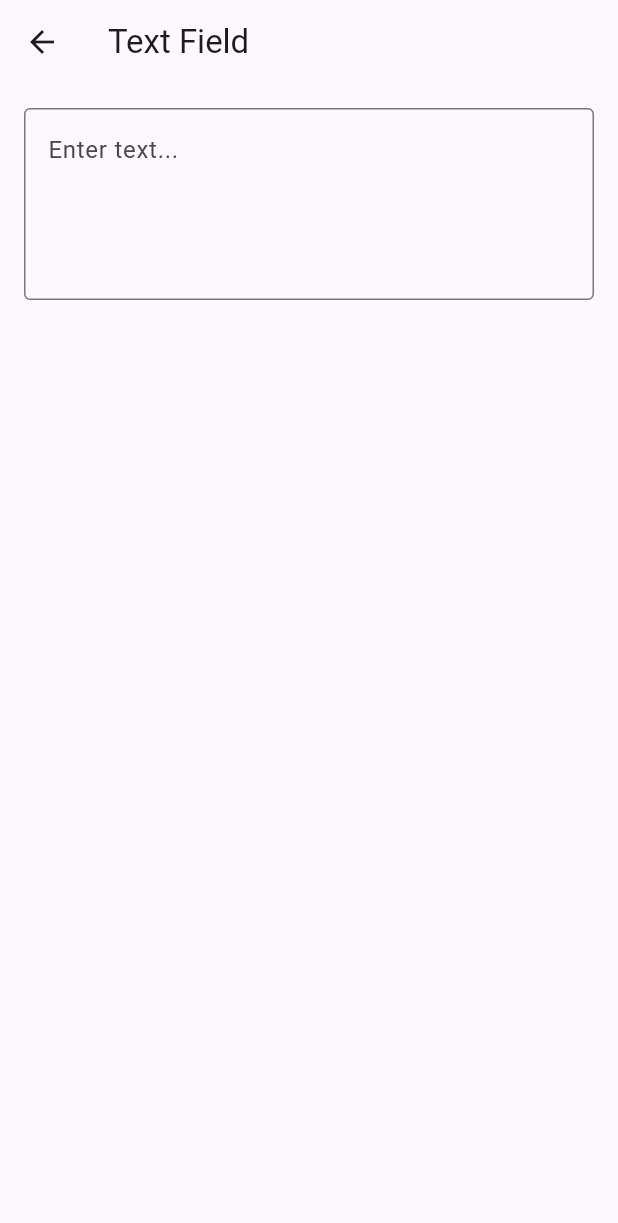
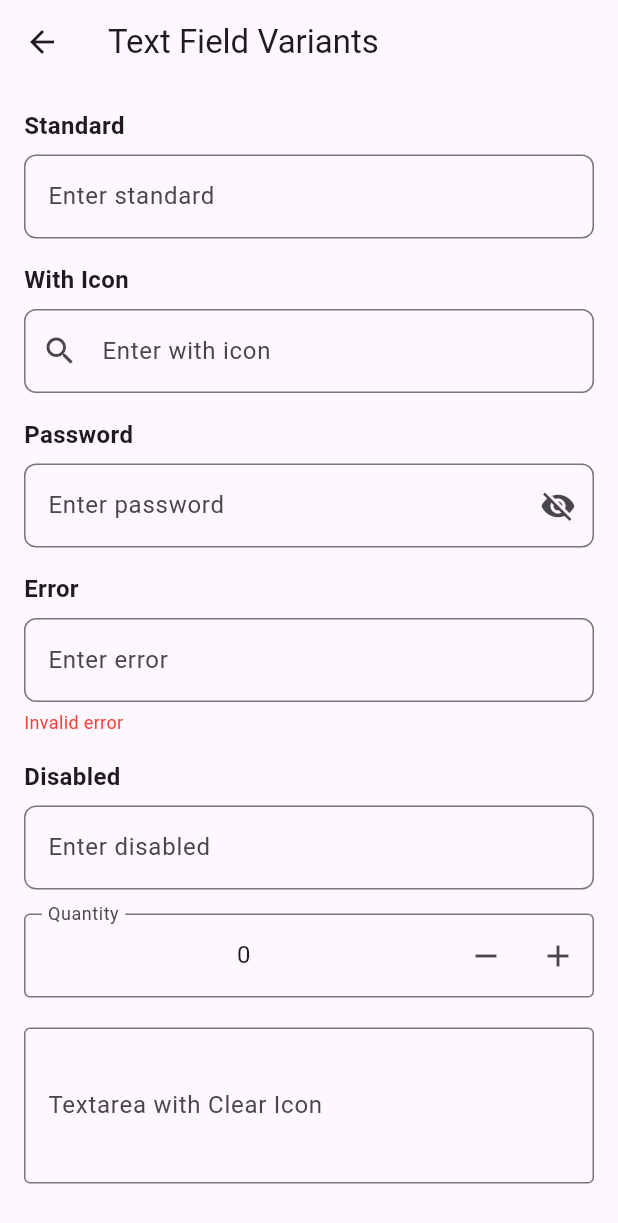
Before and after one commit to dlshet12/tappengine, a Flutter app: the TextFieldScreen screen opened directly, on a phone screen of 412 x 824 dp. Shown: the top 1223 px of the screen. Run offline on Flutter 3.47's test engine with Material 3 defaults, Android fonts, the phone set to English and light mode, and no system bars.

Commit message:
increamnet n decremnet

```diff
--- a/lib/screens/textfield_screen.dart
+++ b/lib/screens/textfield_screen.dart
@@ -1,16 +1,113 @@
 import 'package:flutter/material.dart';
-import '../widgets/custom_textarea.dart';
+import '../widgets/custom_textfield.dart';
 
-class TextFieldScreen extends StatelessWidget {
-  final TextEditingController textController = TextEditingController();
+class TextFieldScreen extends StatefulWidget {
+  @override
+  _TextFieldScreenState createState() => _TextFieldScreenState();
+}
+
+class _TextFieldScreenState extends State<TextFieldScreen> {
+  final TextEditingController textController1 = TextEditingController();
+  final TextEditingController textController2 = TextEditingController();
+  final TextEditingController textController3 = TextEditingController();
+  final TextEditingController textController4 = TextEditingController();
+  final TextEditingController textController6 = TextEditingController();
+  final TextEditingController textController7 = TextEditingController();
+
+  int counter = 0; // Counter for Increment & Decrement field
+  final TextEditingController numberController = TextEditingController();
+
+  @override
+  void initState() {
+    super.initState();
+    numberController.text = counter.toString();
+  }
+
+  void _increment() {
+    setState(() {
+      counter++;
+      numberController.text = counter.toString();
+    });
+  }
+
+  void _decrement() {
+    setState(() {
+      if (counter > 0) {
+        counter--;
+        numberController.text = counter.toString();
+      }
+    });
+  }
 
   @override
   Widget build(BuildContext context) {
     return Scaffold(
-      appBar: AppBar(title: Text("Text Field")),
-      body: Padding(
+      appBar: AppBar(title: Text("Text Field Variants")),
+      body: SingleChildScrollView(
         padding: EdgeInsets.all(16),
-        child: CustomTextarea(controller: textController),
+        child: Column(
+          children: [
+            CustomTextField(label: "Standard", controller: textController1),
+            CustomTextField(label: "With Icon", controller: textController2, icon: Icons.search),
+            CustomTextField(label: "Password", controller: textController3, isPassword: true),
+            CustomTextField(label: "Error", controller: textController4, isError: true),
+            CustomTextField(label: "Disabled", controller: textController6),
+
+            // Increment & Decrement Field Inside TextField
+            TextFormField(
+              controller: numberController,
+              keyboardType: TextInputType.number,
+              textAlign: TextAlign.center,
+              decoration: InputDecoration(
+                labelText: "Quantity",
+                border: OutlineInputBorder(),
+                suffixIcon: Row(
+                  mainAxisSize: MainAxisSize.min,
+                  children: [
+                    IconButton(
+                      icon: Icon(Icons.remove),
+                      onPressed: _decrement,
+                    ),
+                    IconButton(
+                      icon: Icon(Icons.add),
+                      onPressed: _increment,
+                    ),
+                  ],
+                ),
+              ),
+              onChanged: (value) {
+                setState(() {
+                  counter = int.tryParse(value) ?? 0;
+                });
+              },
+            ),
+
+            SizedBox(height: 20),
+
+            // Textarea with Cancel Icon
+            TextFormField(
+              controller: textController7,
+              decoration: InputDecoration(
+                labelText: "Textarea with Clear Icon",
+                border: OutlineInputBorder(),
+                suffixIcon: textController7.text.isNotEmpty
+                    ? IconButton(
+                        icon: Icon(Icons.cancel, color: Colors.grey),
+                        onPressed: () {
+                          setState(() {
+                            textController7.clear();
+                          });
+                        },
+                      )
+                    : null,
+              ),
+              maxLines: 3,
+              onChanged: (text) {
+                setState(() {}); // Update UI when text changes
+              },
+            ),
+          ],
+        ),
       ),
     );
   }
```
